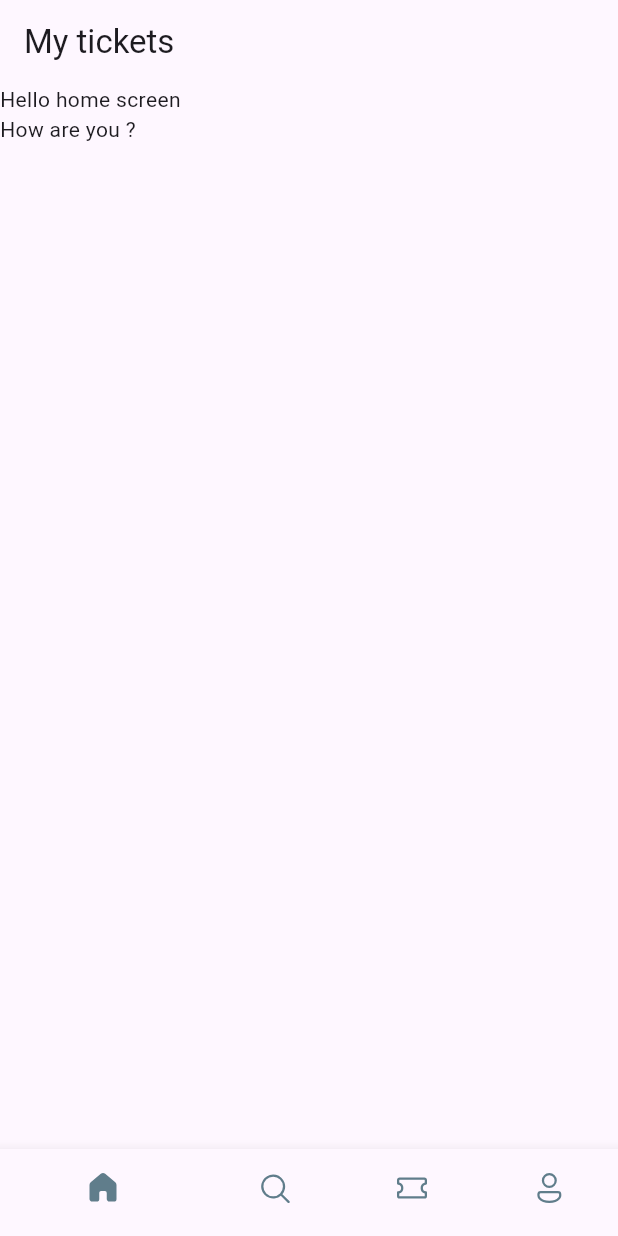
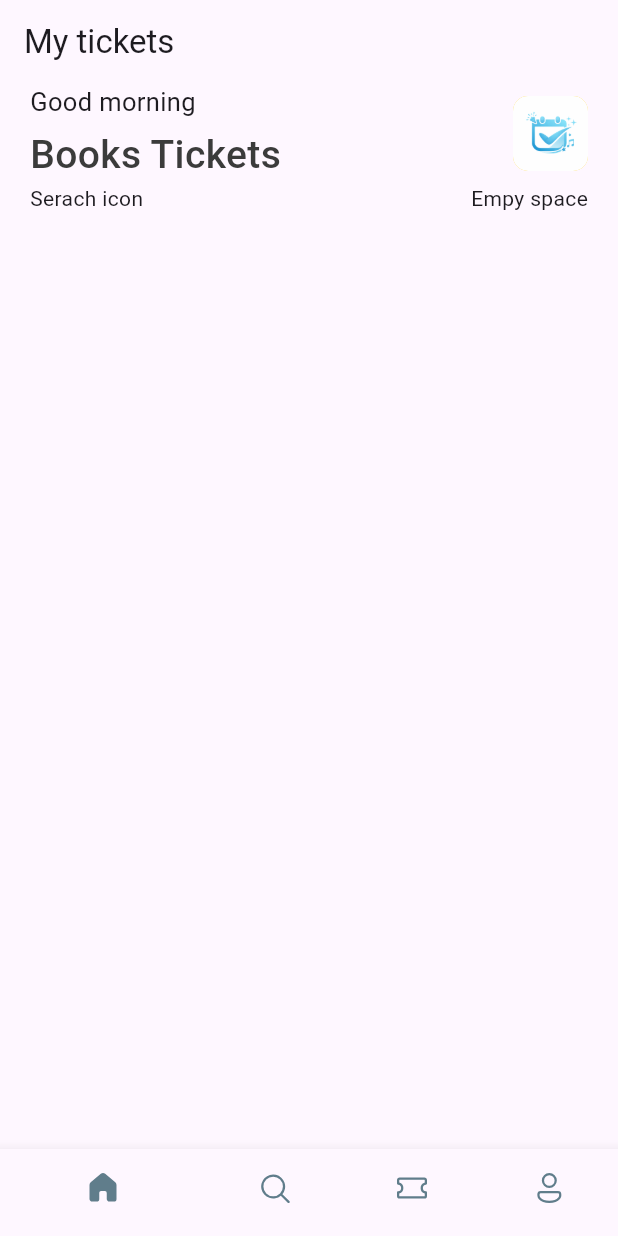
Before and after one commit to chauhanmuskan291980-wq/Flutter_fundamentals, a Flutter app: the screen it shows after launch, on a phone screen of 412 x 824 dp. Run offline on Flutter 3.47's test engine with Material 3 defaults, Android fonts, the phone set to English and light mode, and no system bars; our stand-ins replace fluentui_icons.

Commit message:
addthe image add make it header

```diff
--- /dev/null
+++ b/flutter_starting/lib/base/res/styles/app_styles.dart
@@ -0,0 +1,19 @@
+import 'package:flutter/material.dart';
+
+Color primary = const Color(0xFF687daf);
+
+class AppStyles {
+  static Color primaryColor = primary;
+  static Color textColor = const Color(0xFF3b3b3b);
+
+  static TextStyle headLineStyle1 = TextStyle(
+    fontSize: 26,
+    fontWeight: FontWeight.w500,
+    color: textColor,
+  );
+
+  static TextStyle headLineStyle2 = TextStyle(
+    fontSize: 17,
+    fontWeight: FontWeight.w400,
+  );
+}
--- a/flutter_starting/lib/screens/home_screen.dart
+++ b/flutter_starting/lib/screens/home_screen.dart
@@ -1,21 +1,53 @@
 import 'package:flutter/material.dart';
+import 'package:flutter_starting/base/res/styles/app_styles.dart';
 
-class  HomeScreen extends StatelessWidget {
-  const  HomeScreen({super.key});
+class HomeScreen extends StatelessWidget {
+  const HomeScreen({super.key});
 
   @override
   Widget build(BuildContext context) {
-    return   Scaffold(
-      body:ListView(
+    return Scaffold(
+      body: ListView(
         children: [
           Container(
-            child: Text("Hello home screen"),
+            padding: const EdgeInsets.symmetric(horizontal: 20),
+            child: Column(
+              children: [
+                Row(
+                  mainAxisAlignment: MainAxisAlignment.spaceBetween,
+                  children: [
+                    Column(
+                      crossAxisAlignment: CrossAxisAlignment.start,
+
+                      children: [
+                        Text("Good morning", style: AppStyles.headLineStyle2),
+                        SizedBox(height: 5),
+                        Text("Books Tickets", style: AppStyles.headLineStyle1),
+                      ],
+                    ),
+                    Container(
+                      width: 50,
+                      height: 50,
+                      decoration: BoxDecoration(
+                        color: Colors.amberAccent,
+                        borderRadius: BorderRadius.circular(10),
+                        image: DecorationImage(
+                          image:AssetImage("assets/images/logo.png"),
+                          fit: BoxFit.cover,
+                        ),
+                      ),
+                    ),
+                  ],
+                ),
+                Row(
+                  mainAxisAlignment: MainAxisAlignment.spaceBetween,
+                  children: [Text("Serach icon"), Text("Empy space")],
+                ),
+              ],
+            ),
           ),
-          Container(
-            child: Text("How are you ?"),
-          )
         ],
-      )
+      ),
     );
   }
 }
--- a/flutter_starting/pubspec.yaml
+++ b/flutter_starting/pubspec.yaml
@@ -59,8 +59,8 @@ flutter:
   uses-material-design: true
 
   # To add assets to your application, add an assets section, like this:
-  # assets:
-  #   - images/a_dot_burr.jpeg
+  assets:
+    - assets/images/logo.png
   #   - images/a_dot_ham.jpeg
 
   # An image asset can refer to one or more resolution-specific "variants", see
```
Also changed, not shown: flutter_starting/assets/images/logo.png (added).
